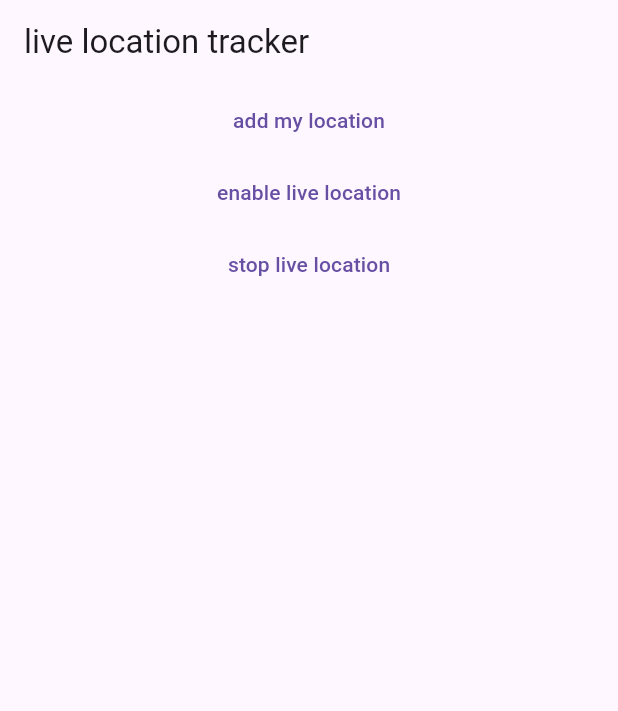
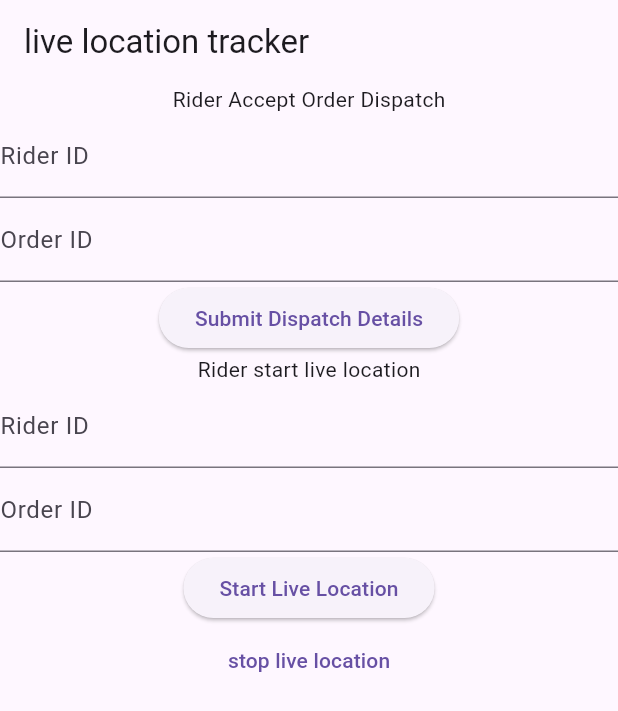
Before and after one commit to mworia-Br/NuruRideApp, a Flutter app: the screen it shows after launch, on a phone screen of 412 x 824 dp. Shown: the top 711 px of the screen. Run offline on Flutter 3.47's test engine with Material 3 defaults, Android fonts, the phone set to English and light mode, and no system bars; our stand-ins replace cloud_firestore, firebase_core, google_maps_flutter, location, permission_handler, sensors_plus; accounts and stored records are empty.

Commit message:
orderDelivery basic

```diff
--- a/lib/main.dart
+++ b/lib/main.dart
@@ -21,6 +21,8 @@ class MyApp extends StatefulWidget {
 class _MyAppState extends State<MyApp> {
   final loc.Location location = loc.Location();
   StreamSubscription<loc.LocationData>? _locationSubscription;
+  String riderId = '';
+  String orderId = '';
 
   @override
   void initState() {
@@ -38,16 +40,36 @@ class _MyAppState extends State<MyApp> {
       ),
       body: Column(
         children: [
-          TextButton(
+          Text('Rider Accept Order Dispatch'),
+          TextField(
+            onChanged: (value) => riderId = value,
+            decoration: InputDecoration(labelText: 'Rider ID'),
+          ),
+          TextField(
+            onChanged: (value) => orderId = value,
+            decoration: InputDecoration(labelText: 'Order ID'),
+          ),
+          ElevatedButton(
             onPressed: () {
               _getLocation();
             },
-              child: Text('add my location')),
-          TextButton(
+            child: Text('Submit Dispatch Details'),
+          ),
+          Text('Rider start live location'),
+          TextField(
+            onChanged: (value) => riderId = value,
+            decoration: InputDecoration(labelText: 'Rider ID'),
+          ),
+          TextField(
+            onChanged: (value) => orderId = value,
+            decoration: InputDecoration(labelText: 'Order ID'),
+          ),
+          ElevatedButton(
             onPressed: () {
               _listenLocation();
             },
-              child: Text('enable live location')),
+            child: Text('Start Live Location'),
+          ),
           TextButton(
               onPressed: () {
                 _stopListening();
@@ -98,10 +120,10 @@ class _MyAppState extends State<MyApp> {
   _getLocation() async {
     try {
       final loc.LocationData _locationResult = await location.getLocation();
-      await FirebaseFirestore.instance.collection('location').doc('user1').set({
+      await FirebaseFirestore.instance.collection('location').doc(orderId).set({
         'latitude': _locationResult.latitude,
         'longitude': _locationResult.longitude,
-        'name': 'john'
+        'name': riderId
       }, SetOptions(merge: true));
     } catch (e) {
       print(e);
@@ -116,10 +138,10 @@ class _MyAppState extends State<MyApp> {
         _locationSubscription = null;
       });
     }).listen((loc.LocationData currentlocation) async {
-      await FirebaseFirestore.instance.collection('location').doc('user1').set({
+      await FirebaseFirestore.instance.collection('location').doc(orderId).set({
         'latitude': currentlocation.latitude,
         'longitude': currentlocation.longitude,
-        'name': 'john'
+        'name': riderId
       }, SetOptions(merge: true));
     });
   }
```
Lines whose indentation alone changed are shown as unchanged.
